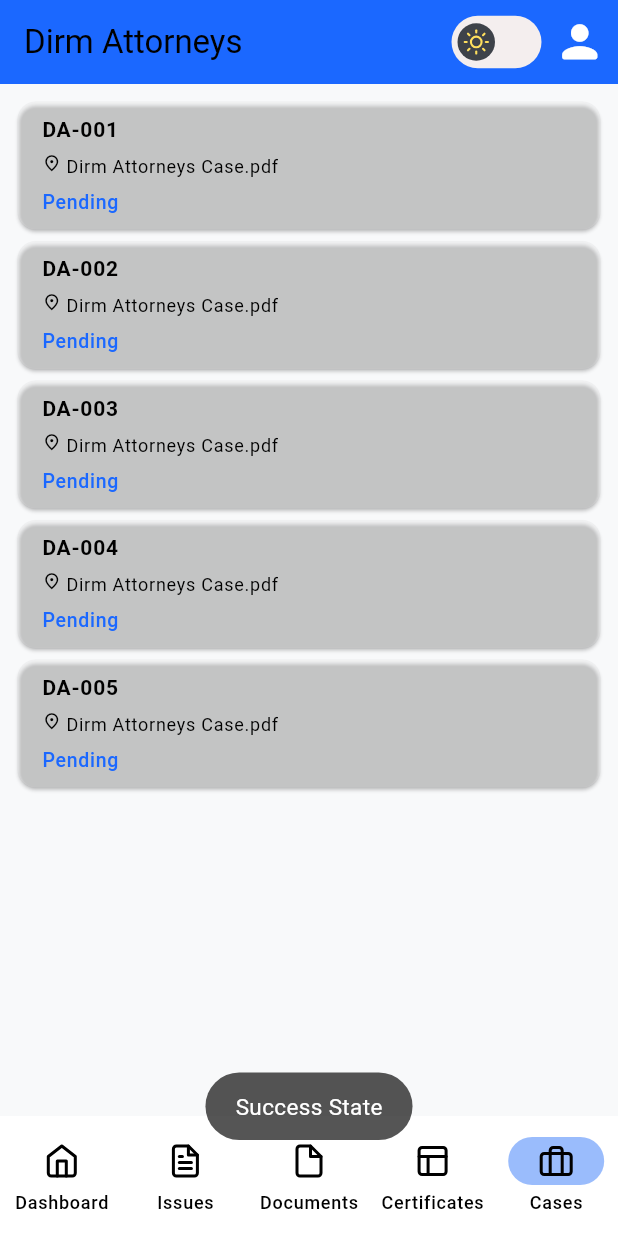
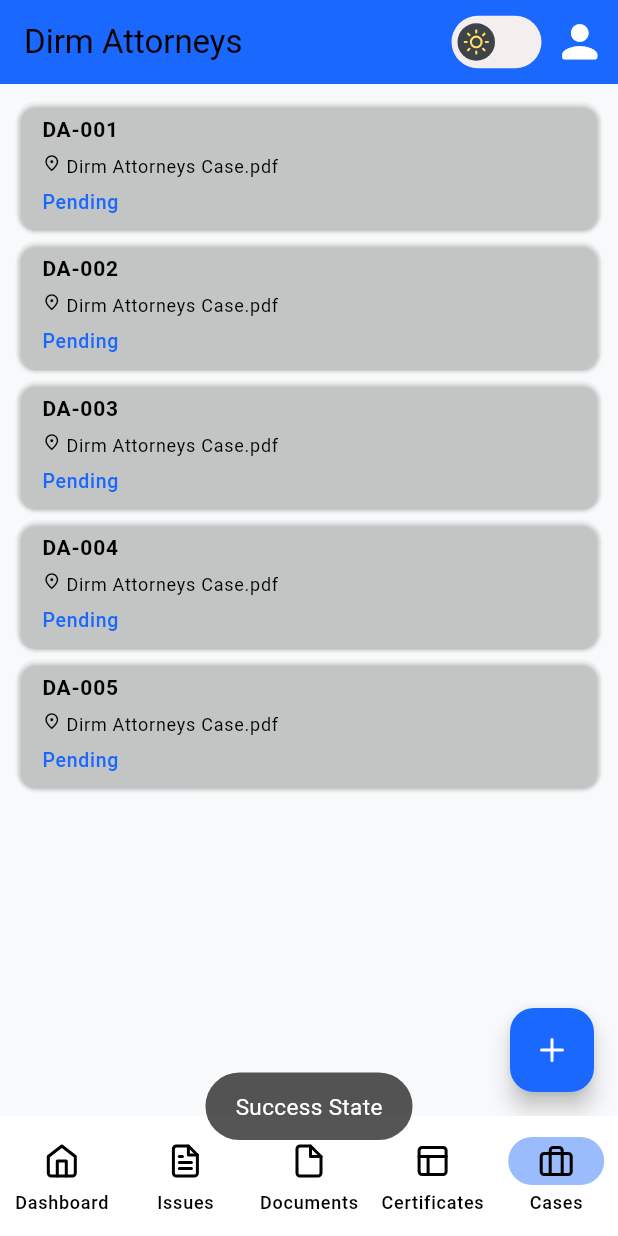
Before and after one commit to infinite-dev22/law_mobile_app, a Flutter app: the screen it shows after launch, item 5 of the bottom bar chosen, on a phone screen of 412 x 824 dp. Run offline on Flutter 3.47's test engine with Material 3 defaults, Android fonts, the phone set to English and light mode, and no system bars; drawn by our look-alikes of flutter_switch; our stand-ins replace awesome_extensions, bloc, equatable, flutter_bloc, flutter_feather_icons, toast.

```diff
--- a/lib/legal_cases/presentation/pages/legal_cases_page.dart
+++ b/lib/legal_cases/presentation/pages/legal_cases_page.dart
@@ -1,5 +1,6 @@
 import 'package:flutter/material.dart';
 import 'package:flutter_bloc/flutter_bloc.dart';
+import 'package:flutter_feather_icons/flutter_feather_icons.dart';
 import 'package:toast/toast.dart';
 
 import '../../../Global/Widgets/error_widget.dart';
@@ -14,7 +15,21 @@ class LegalCasesPage extends StatelessWidget {
   Widget build(BuildContext context) {
     ToastContext().init(context);
 
-    return BlocConsumer<LegalCasesPageBloc, LegalCasesPageState>(
+    return Scaffold(
+      floatingActionButton: FloatingActionButton(
+        child: const Icon(FeatherIcons.plus),
+        onPressed: () {
+          showModalBottomSheet(
+            context: context,
+            builder: (context) {
+              return const Center(
+                child: Text("Cases Form here"),
+              );
+            },
+          );
+        },
+      ),
+      body: BlocConsumer<LegalCasesPageBloc, LegalCasesPageState>(
         builder: (context, state) {
           if (state.status.isInitial) {
             context.read<LegalCasesPageBloc>().add(LoadLegalCasesEvent());
@@ -48,6 +63,7 @@ class LegalCasesPage extends StatelessWidget {
                 duration: Toast.lengthShort, gravity: Toast.bottom);
           }
         },
+      ),
     );
   }
 }
```
Lines whose indentation alone changed are shown as unchanged.
